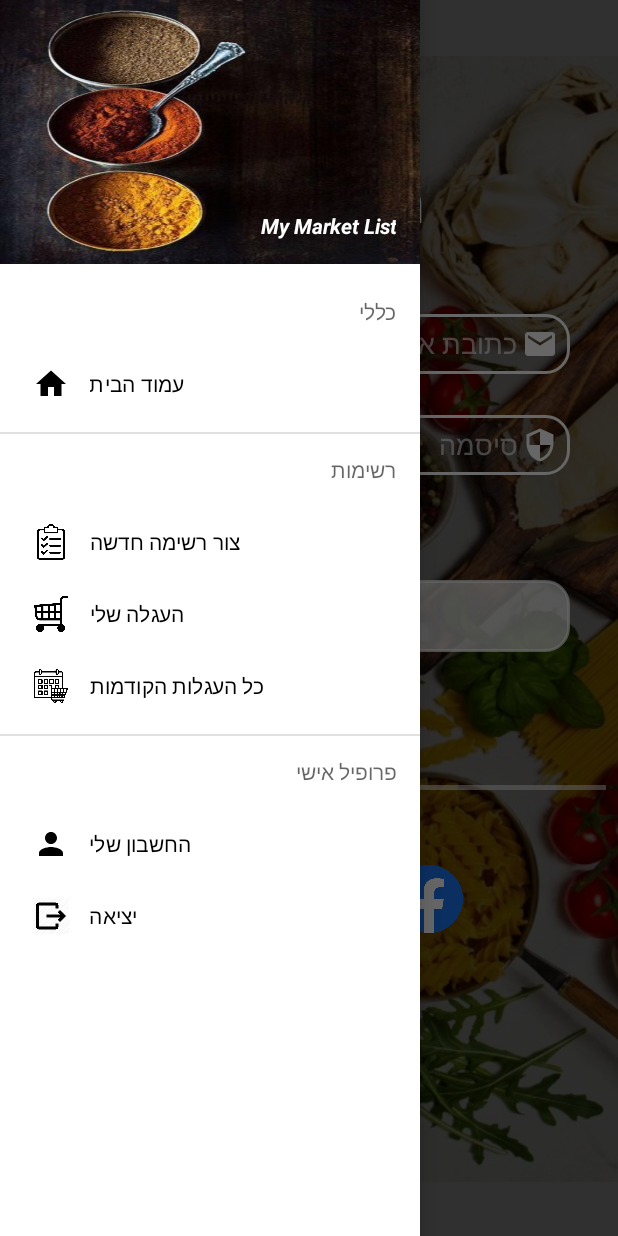
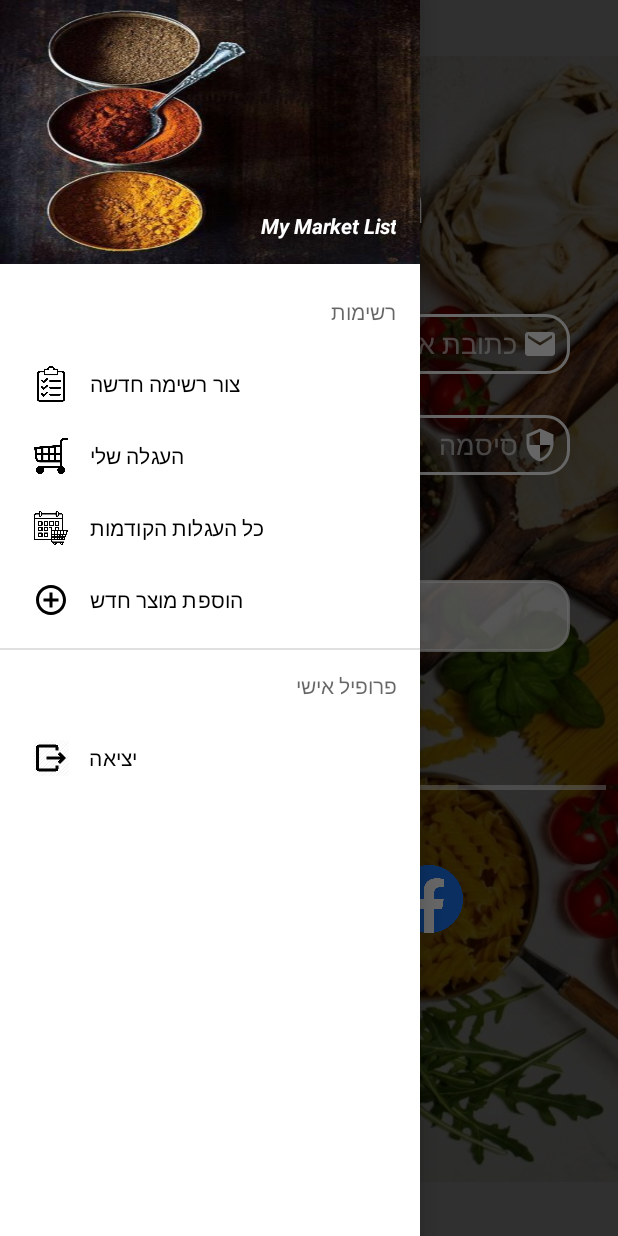
Before and after one commit to TalCohenHarari/MyShoppingCart, an Android app: the screen it shows after launch (MainActivity), with the side drawer open, on a phone screen of 412 x 824 dp. Run offline under Robolectric (Android 15) with nearby library versions, the phone set to English and light mode, and no system bars; our stand-ins replace Firebase (no records; nobody signed in at launch, a user with empty details on screens opened directly), Room's generated code, navigation-ui; Roboto replaces fonts that are not available here.

Commit message:
fixed bugs

```diff
--- a/app/src/main/AndroidManifest.xml
+++ b/app/src/main/AndroidManifest.xml
@@ -12,7 +12,6 @@
         android:theme="@style/Theme.MyMarketList">
         <activity
             android:name=".MainActivity"
-            android:windowSoftInputMode="adjustNothing"
             android:label="My Market List"
             android:theme="@style/Theme.MyMarketList.NoActionBar">
             <intent-filter>
--- a/app/src/main/res/layout/category_list_row.xml
+++ b/app/src/main/res/layout/category_list_row.xml
@@ -6,7 +6,7 @@
     android:layout_width="120dp"
     android:layout_height="75dp"
     android:layout_marginHorizontal="5dp"
-    android:layout_marginBottom="4dp"
+    android:layout_marginBottom="7dp"
     app:cardCornerRadius="23dp"
     app:cardElevation="5dp"
     app:strokeWidth="1.5dp">
--- a/app/src/main/res/layout/fragment_add_item_to_exist_shopping_cart.xml
+++ b/app/src/main/res/layout/fragment_add_item_to_exist_shopping_cart.xml
@@ -93,6 +93,7 @@
                 android:id="@+id/addItemToExistShoppingCartList_RecyclerView"
                 android:layout_width="0dp"
                 android:layout_height="wrap_content"
+                android:layout_marginBottom="32dp"
                 android:background="#00FFFFFF"
                 app:layout_constraintBottom_toTopOf="@+id/AddItemToExistShoppingCartList_save_btn"
                 app:layout_constraintEnd_toEndOf="parent"
@@ -105,7 +106,6 @@
                 android:layout_width="0dp"
                 android:layout_height="wrap_content"
                 android:layout_marginStart="16dp"
-                android:layout_marginTop="240dp"
                 android:layout_marginEnd="16dp"
                 android:layout_marginBottom="8dp"
                 android:background="@drawable/button_home_page"
@@ -116,8 +116,7 @@
                 android:textSize="18sp"
                 app:layout_constraintBottom_toBottomOf="parent"
                 app:layout_constraintEnd_toEndOf="parent"
-                app:layout_constraintStart_toStartOf="parent"
-                app:layout_constraintTop_toBottomOf="@+id/textView4" />
+                app:layout_constraintStart_toStartOf="parent" />
 
             <TextView
                 android:id="@+id/textView6"
--- a/app/src/main/res/layout/fragment_items_list.xml
+++ b/app/src/main/res/layout/fragment_items_list.xml
@@ -106,6 +106,7 @@
                 android:id="@+id/itemsList_RecyclerView"
                 android:layout_width="0dp"
                 android:layout_height="wrap_content"
+                android:layout_marginBottom="32dp"
                 android:background="#00FFFFFF"
                 app:layout_constraintBottom_toTopOf="@+id/itemsList_save_btn"
                 app:layout_constraintEnd_toEndOf="parent"
@@ -118,7 +119,6 @@
                 android:layout_width="0dp"
                 android:layout_height="wrap_content"
                 android:layout_marginStart="16dp"
-                android:layout_marginTop="240dp"
                 android:layout_marginEnd="16dp"
                 android:layout_marginBottom="8dp"
                 android:background="@drawable/button_home_page"
@@ -128,8 +128,7 @@
                 android:textSize="18sp"
                 app:layout_constraintBottom_toBottomOf="parent"
                 app:layout_constraintEnd_toEndOf="parent"
-                app:layout_constraintStart_toStartOf="parent"
-                app:layout_constraintTop_toBottomOf="@+id/textView4" />
+                app:layout_constraintStart_toStartOf="parent" />
 
             <TextView
                 android:id="@+id/textView6"
--- a/app/src/main/res/layout/items_list_row.xml
+++ b/app/src/main/res/layout/items_list_row.xml
@@ -7,9 +7,9 @@
     android:layout_height="205dp"
     android:layout_marginTop="15dp"
     android:layout_marginEnd="15dp"
-    android:layout_marginBottom="15dp"
-    app:cardElevation="5dp"
-    app:cardCornerRadius="30dp">
+    android:layout_marginBottom="20dp"
+    app:cardCornerRadius="30dp"
+    app:cardElevation="5dp">
 
 
     <LinearLayout
--- a/app/src/main/res/menu/activity_main_drawer.xml
+++ b/app/src/main/res/menu/activity_main_drawer.xml
@@ -4,17 +4,17 @@
     tools:showIn="navigation_view" >
 
 
-    <item android:title="כללי" >
-        <menu>
-            <group android:checkableBehavior="single">
-                <item
-                    android:id="@+id/menu_homeFragment"
-                    android:icon="@drawable/home_icon"
-                    android:title="עמוד הבית" />
+<!--    <item android:title="כללי" >-->
+<!--        <menu>-->
+<!--            <group android:checkableBehavior="single">-->
+<!--                <item-->
+<!--                    android:id="@+id/menu_homeFragment"-->
+<!--                    android:icon="@drawable/home_icon"-->
+<!--                    android:title="עמוד הבית" />-->
 
-            </group>
-        </menu>
-    </item>
+<!--            </group>-->
+<!--        </menu>-->
+<!--    </item>-->
 
 
     <item android:title="רשימות" >
@@ -32,6 +32,10 @@
                     android:id="@+id/menu_allMyShoppingCartsFragment"
                     android:icon="@drawable/old_shopping_cart_icon"
                     android:title="כל העגלות הקודמות" />
+                <item
+                    android:id="@+id/menu_newItem"
+                    android:icon="@drawable/circle_add_icon"
+                    android:title="הוספת מוצר חדש" />
             </group>
         </menu>
     </item>
@@ -40,10 +44,10 @@
     <item android:title="פרופיל אישי" >
         <menu>
             <group android:checkableBehavior="single">
-                <item
-                    android:id="@+id/menu_myAccount"
-                    android:icon="@drawable/person_icon"
-                    android:title="החשבון שלי" />
+<!--                <item-->
+<!--                    android:id="@+id/menu_myAccount"-->
+<!--                    android:icon="@drawable/person_icon"-->
+<!--                    android:title="החשבון שלי" />-->
                 <item
                     android:id="@+id/menu_logout"
                     android:icon="@drawable/logout_icon"
--- a/app/src/main/res/menu/menu_popup.xml
+++ b/app/src/main/res/menu/menu_popup.xml
@@ -2,4 +2,5 @@
 <menu xmlns:android="http://schemas.android.com/apk/res/android">
     <item android:id="@+id/popupMenu_create_edit" android:title="הערה חדשה / ערוך הערה"/>
     <item android:id="@+id/popupMenu_delete" android:title="מחק הערה"/>
+    <item android:id="@+id/popupMenu_delete_for_ever" android:title="מחק מוצר מהעגלה"/>
 </menu>
```
Also changed, not shown: app/src/main/java/com/example/mymarketlist/MainActivity.java (+3 -6 lines), app/src/main/java/com/example/mymarketlist/ui/myMarketList/MyMarketListFragment.java (+20 -96 lines), app/src/main/res/navigation/mobile_navigation.xml (+9 -10 lines).
